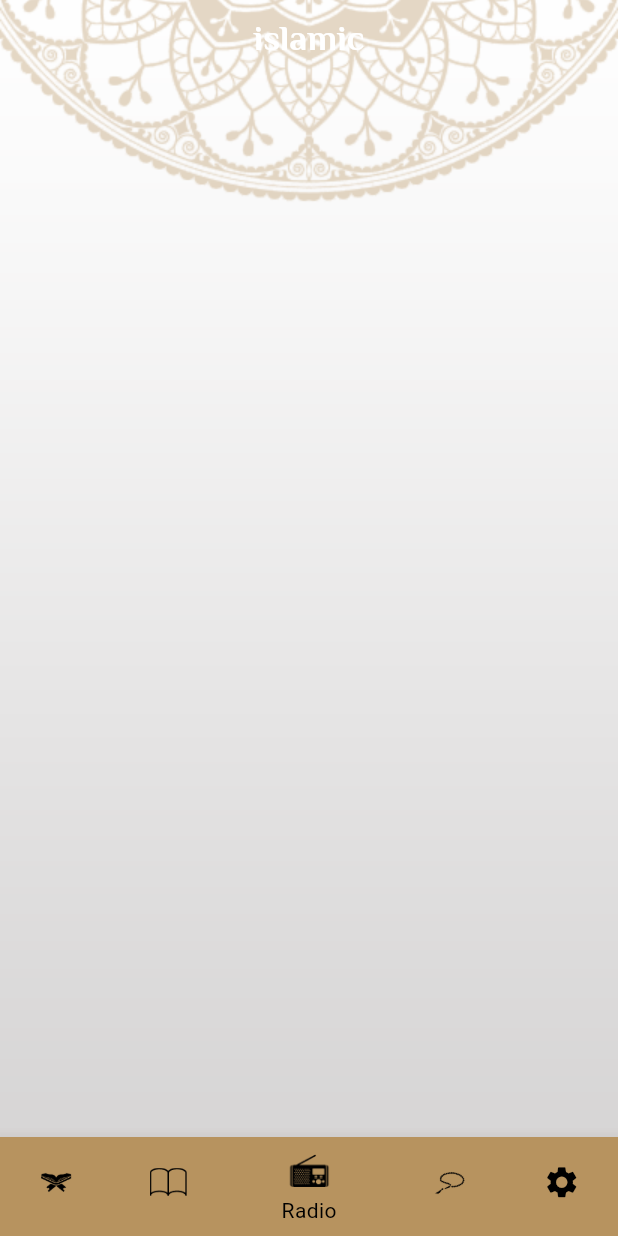
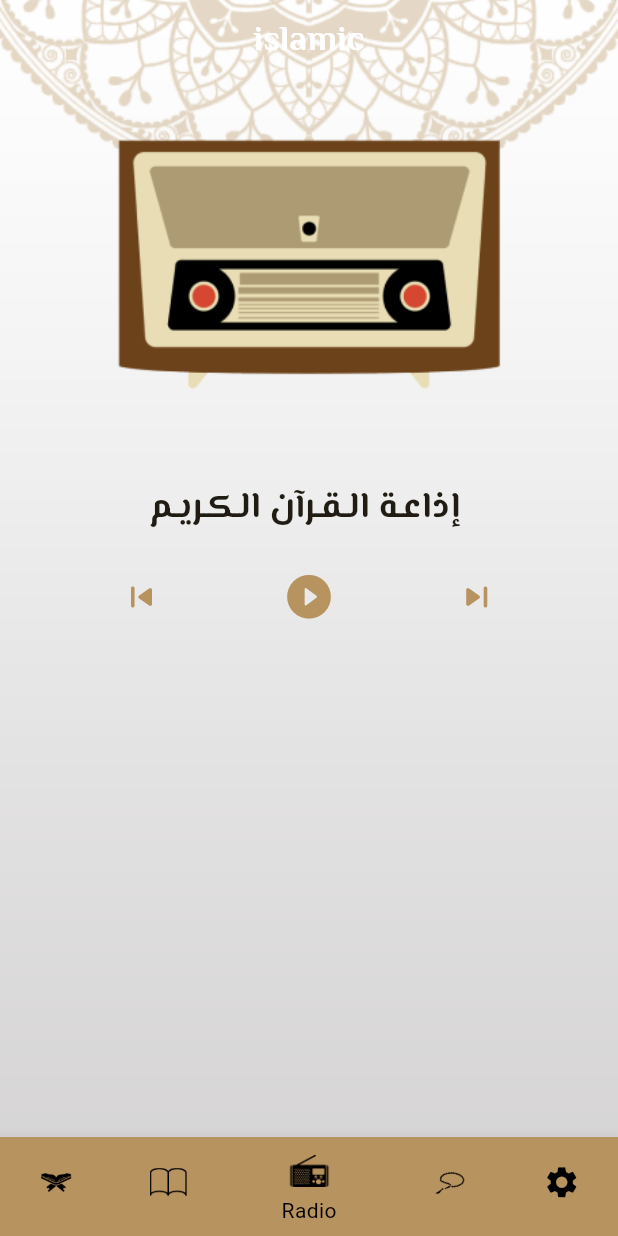
Before and after one commit to M7moud-sayed/Islamic_app, a Flutter app: the screen it shows after launch, item 3 of the bottom bar chosen, on a phone screen of 412 x 824 dp. Run offline on Flutter 3.47's test engine with Material 3 defaults, Android fonts, the phone set to English and light mode, and no system bars.

Commit message:
finished radio widget

```diff
--- a/lib/ui/home/radio_widget.dart
+++ b/lib/ui/home/radio_widget.dart
@@ -1,10 +1,41 @@
 import 'package:flutter/cupertino.dart';
+import 'package:flutter/material.dart';
 
 class RadioWidget extends StatelessWidget {
   const RadioWidget({super.key});
 
   @override
   Widget build(BuildContext context) {
-    return Container();
+    return Column(children: [
+      Center(
+        child: Padding(
+          padding: const EdgeInsets.all(20.0),
+          child: Image.asset("assets/images/radio_header.jpg"),
+        ),
+      ),
+      SizedBox(height: 25),
+      Center(child: Text("إذاعـة الـقـرآن الـكـريـم ",style: TextStyle(fontSize: 24,fontFamily: "El Messiri",fontWeight: FontWeight.bold),)),
+      SizedBox(height: 25),
+      Row(
+        mainAxisAlignment: MainAxisAlignment.spaceEvenly,
+        children: [
+          Icon(
+            Icons.skip_previous_rounded,
+            size: 28,
+            color: Theme.of(context).primaryColor,
+          ),
+          Icon(
+            Icons.play_circle_filled_rounded,
+            size: 35,
+            color: Theme.of(context).primaryColor,
+          ),
+          Icon(
+            Icons.skip_next_rounded,
+            size: 28,
+            color: Theme.of(context).primaryColor,
+          ),
+        ],
+      )
+    ]);
   }
 }
```
Also changed, not shown: lib/ui/home/quran_title_widget.dart (+17 -13 lines), lib/ui/home/quran_widget.dart (+13 -7 lines), assets/images/hadeth_header.jpg, assets/images/radio_header.jpg (added).
